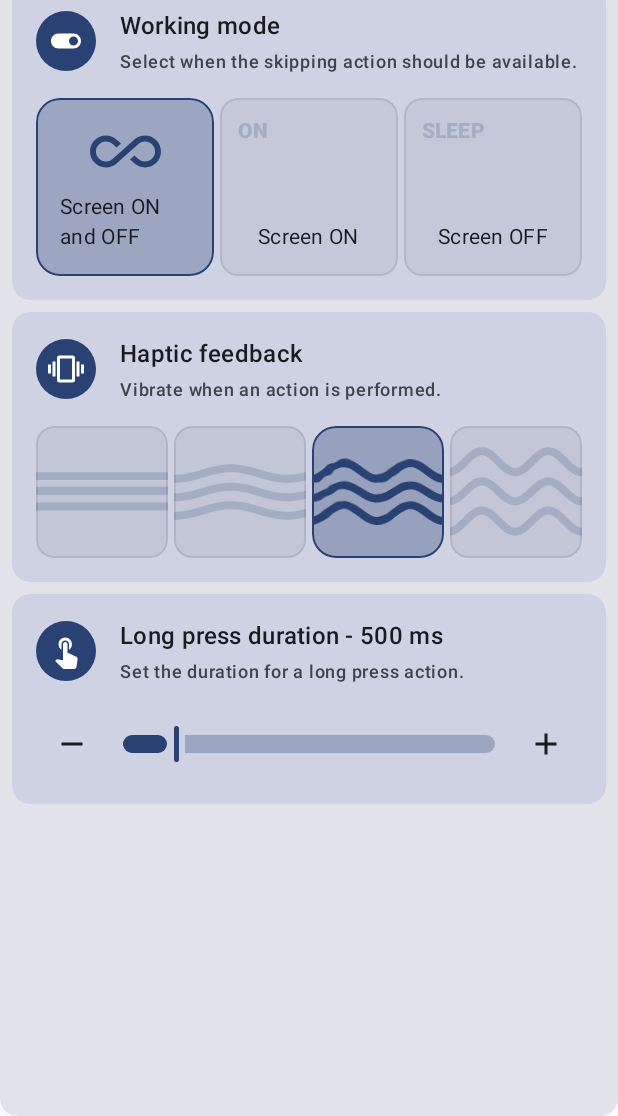
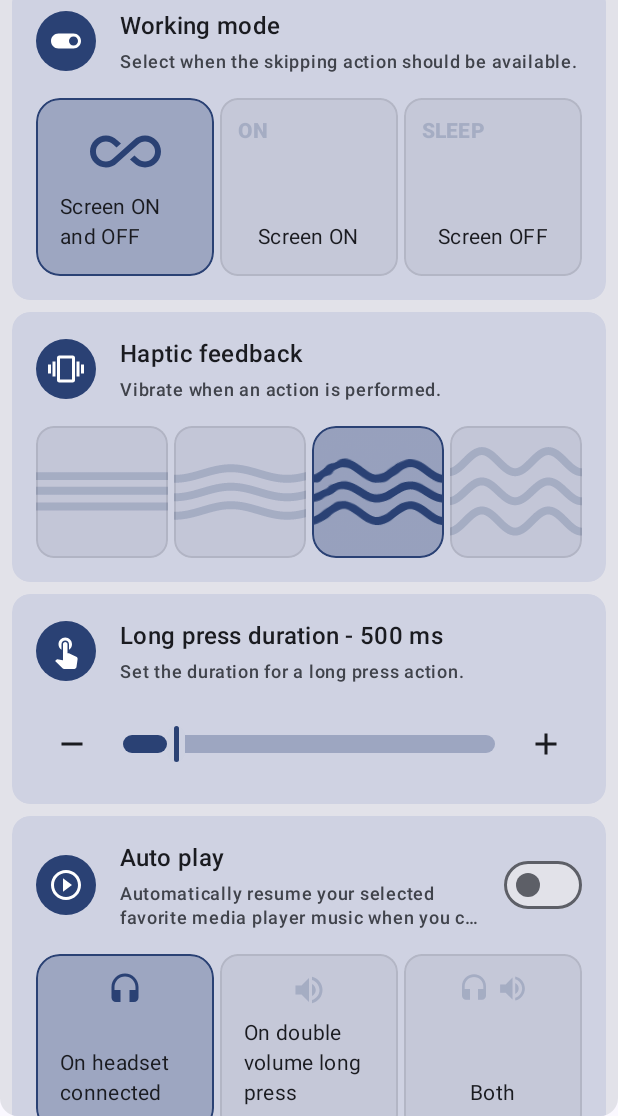
Before and after one commit to Angel-Studio/SoundTap, an Android app built with Jetpack Compose: the CustomizationScreen screen opened through its navigation route, on a phone screen of 412 x 824 dp, the part 120-1236 px from its top. Run offline under Robolectric (Android 15) with nearby library versions, the phone set to English and light mode, and no system bars; our stand-ins replace Dagger/Hilt's generated code; 12 statements that could not run were skipped.

Commit message:
Updated on 20/05/2024
Took 1 hour 39 minutes

```diff
--- a/app/build.gradle.kts
+++ b/app/build.gradle.kts
@@ -18,8 +18,8 @@ android {
 		applicationId = "fr.angel.soundtap"
 		minSdk = 30
 		targetSdk = 34
-		versionCode = 13
-		versionName = "1.0.3"
+		versionCode = 15
+		versionName = "1.0.4"
 
 		testInstrumentationRunner = "androidx.test.runner.AndroidJUnitRunner"
 		vectorDrawables {
--- a/app/src/main/AndroidManifest.xml
+++ b/app/src/main/AndroidManifest.xml
@@ -13,7 +13,7 @@
     <uses-permission android:name="android.permission.WAKE_LOCK" />
     <uses-permission android:name="android.permission.REQUEST_IGNORE_BATTERY_OPTIMIZATIONS" />
     <uses-permission android:name="com.google.android.gms.permission.AD_ID" />
-    <uses-permission android:name="android.permission.BLUETOOTH" />
+
     <uses-permission android:name="android.permission.BLUETOOTH_CONNECT" />
 
     <application
--- a/app/src/main/java/fr/angel/soundtap/GlobalHelper.kt
+++ b/app/src/main/java/fr/angel/soundtap/GlobalHelper.kt
@@ -6,6 +6,9 @@ import android.net.Uri
 import android.provider.Settings
 import android.view.KeyEvent
 
+val supportedStartMediaPlayerPackages = listOf(
+	"com.spotify.music"
+)
 
 object GlobalHelper {
 
--- a/app/src/main/java/fr/angel/soundtap/MainViewModel.kt
+++ b/app/src/main/java/fr/angel/soundtap/MainViewModel.kt
@@ -6,6 +6,7 @@ import android.os.PowerManager
 import androidx.lifecycle.ViewModel
 import dagger.hilt.android.lifecycle.HiltViewModel
 import fr.angel.soundtap.data.DataStore
+import fr.angel.soundtap.data.enums.AutoPlayMode
 import fr.angel.soundtap.data.enums.HapticFeedback
 import fr.angel.soundtap.data.enums.WorkingMode
 import fr.angel.soundtap.data.models.Song
@@ -36,6 +37,8 @@ data class MainUiState(
 	val totalSongsPlayed: Int = 0,
 	val totalSongsSkipped: Int = 0,
 	val preferredMediaPlayer: String = "",
+	val autoPlay: Boolean = false,
+	val autoPlayMode: AutoPlayMode = AutoPlayMode.ON_HEADSET_CONNECTED,
 ) {
 	val defaultScreen: Screens
 		get() = if (onboardingPageCompleted) Screens.App else Screens.Onboarding
@@ -97,11 +100,25 @@ class MainViewModel @Inject constructor(
 		}
 		scope.launch {
 			dataStore.preferredMediaPlayer.collect { state ->
-				if (state.isNullOrBlank()) {
-					setPreferredMediaPlayer(_uiState.value.playersPackages.first().activityInfo.packageName)
+				if (state.isNullOrBlank() || state !in supportedStartMediaPlayerPackages) {
+					setPreferredMediaPlayer(
+						_uiState.value.playersPackages
+							.firstOrNull { supportedStartMediaPlayerPackages.contains(it.activityInfo.packageName) }
+							?.activityInfo?.packageName
+					)
 					return@collect
 				}
 				_uiState.value = _uiState.value.copy(preferredMediaPlayer = state)
+			}
+		}
+		scope.launch {
+			dataStore.autoPlayEnabled.collect { state ->
+				_uiState.value = _uiState.value.copy(autoPlay = state)
+			}
+		}
+		scope.launch {
+			dataStore.autoPlayMode.collect { state ->
+				_uiState.value = _uiState.value.copy(autoPlayMode = state)
 			}
 		}
 
@@ -154,9 +171,21 @@ class MainViewModel @Inject constructor(
 		}
 	}
 
-	fun setPreferredMediaPlayer(packageName: String) {
+	fun setPreferredMediaPlayer(packageName: String?) {
 		scope.launch {
 			dataStore.setPreferredMediaPlayer(packageName)
 		}
 	}
+
+	fun setAutoPlay(autoPlay: Boolean) {
+		scope.launch {
+			dataStore.setAutoPlayEnabled(autoPlay)
+		}
+	}
+
+	fun setAutoPlayMode(autoPlayMode: AutoPlayMode) {
+		scope.launch {
+			dataStore.setAutoPlayMode(autoPlayMode)
+		}
+	}
 }
--- a/app/src/main/java/fr/angel/soundtap/data/DataStore.kt
+++ b/app/src/main/java/fr/angel/soundtap/data/DataStore.kt
@@ -9,6 +9,7 @@ import androidx.datastore.preferences.core.longPreferencesKey
 import androidx.datastore.preferences.core.stringPreferencesKey
 import androidx.datastore.preferences.core.stringSetPreferencesKey
 import androidx.datastore.preferences.preferencesDataStore
+import fr.angel.soundtap.data.enums.AutoPlayMode
 import fr.angel.soundtap.data.enums.HapticFeedback
 import fr.angel.soundtap.data.enums.WorkingMode
 import fr.angel.soundtap.data.models.Song
@@ -35,6 +36,8 @@ class DataStore @Inject constructor(
 		val WORKING_MODE = intPreferencesKey("working_mode")
 		val LONG_PRESS_DURATION = longPreferencesKey("long_press_duration")
 		val DOUBLE_PRESS_DURATION = longPreferencesKey("double_press_duration")
+		val AUTO_PLAY_ENABLED = booleanPreferencesKey("auto_play_enabled")
+		val AUTO_PLAY_MODE = intPreferencesKey("auto_play_mode")
 
 		/* SETTINGS */
 		val REMOVED_SUPPORTED_MEDIA_PLAYERS = stringSetPreferencesKey("supported_media_players")
@@ -169,4 +172,25 @@ class DataStore @Inject constructor(
 	val preferredMediaPlayer: Flow<String?> = application.dataStore.data.map { preferences ->
 		preferences[PREFERRED_MEDIA_PLAYER]
 	}
+
+	suspend fun setAutoPlayEnabled(value: Boolean) {
+		application.dataStore.edit { preferences ->
+			preferences[AUTO_PLAY_ENABLED] = value
+		}
+	}
+
+	val autoPlayEnabled: Flow<Boolean> = application.dataStore.data.map { preferences ->
+		preferences[AUTO_PLAY_ENABLED] ?: false
+	}
+
+	suspend fun setAutoPlayMode(mode: AutoPlayMode) {
+		application.dataStore.edit { preferences ->
+			preferences[AUTO_PLAY_MODE] = mode.ordinal
+		}
+	}
+
+	val autoPlayMode: Flow<AutoPlayMode> = application.dataStore.data.map { preferences ->
+		AutoPlayMode.entries[preferences[AUTO_PLAY_MODE]
+			?: AutoPlayMode.ON_HEADSET_CONNECTED.ordinal]
+	}
 }
--- /dev/null
+++ b/app/src/main/java/fr/angel/soundtap/data/enums/AutoPlayMode.kt
@@ -0,0 +1,105 @@
+package fr.angel.soundtap.data.enums
+
+import androidx.compose.animation.core.animateFloatAsState
+import androidx.compose.foundation.layout.BoxScope
+import androidx.compose.foundation.layout.Row
+import androidx.compose.foundation.layout.aspectRatio
+import androidx.compose.foundation.layout.fillMaxWidth
+import androidx.compose.foundation.layout.padding
+import androidx.compose.material.icons.Icons
+import androidx.compose.material.icons.automirrored.filled.VolumeUp
+import androidx.compose.material.icons.filled.Headset
+import androidx.compose.material3.Icon
+import androidx.compose.material3.MaterialTheme
+import androidx.compose.runtime.Composable
+import androidx.compose.runtime.getValue
+import androidx.compose.ui.Alignment
+import androidx.compose.ui.Modifier
+import androidx.compose.ui.draw.alpha
+import androidx.compose.ui.unit.dp
+
+enum class AutoPlayMode(
+	val title: String,
+	val selectedComposable: @Composable BoxScope.(selected: Boolean) -> Unit,
+) {
+	ON_HEADSET_CONNECTED(
+		title = "On headset connected",
+		selectedComposable = { selected ->
+			val alpha by animateFloatAsState(
+				if (selected) 1f else 0.2f,
+				label = "alpha"
+			)
+
+			Icon(
+				modifier = Modifier
+					.padding(4.dp)
+					.fillMaxWidth(0.25f)
+					.aspectRatio(1f)
+					.align(Alignment.TopCenter)
+					.alpha(alpha),
+				imageVector = Icons.Default.Headset,
+				contentDescription = null,
+				tint = MaterialTheme.colorScheme.primary
+			)
+		}
+	),
+	ON_DOUBLE_VOLUME_LONG_PRESS(
+		title = "On double volume long press",
+		selectedComposable = { selected ->
+			val alpha by animateFloatAsState(
+				if (selected) 1f else 0.2f,
+				label = "alpha"
+			)
+
+			Icon(
+				modifier = Modifier
+					.padding(4.dp)
+					.fillMaxWidth(0.25f)
+					.aspectRatio(1f)
+					.align(Alignment.TopCenter)
+					.alpha(alpha),
+				imageVector = Icons.AutoMirrored.Filled.VolumeUp,
+				contentDescription = null,
+				tint = MaterialTheme.colorScheme.primary
+			)
+		}
+	),
+	BOTH(
+		title = "Both",
+		selectedComposable = { selected ->
+			val alpha by animateFloatAsState(
+				if (selected) 1f else 0.2f,
+				label = "alpha"
+			)
+
+			Row(
+				modifier = Modifier
+					.padding(4.dp)
+					.fillMaxWidth(0.5f)
+					.align(Alignment.TopCenter)
+					.alpha(alpha),
+				verticalAlignment = Alignment.CenterVertically,
+				horizontalArrangement = androidx.compose.foundation.layout.Arrangement.spacedBy(4.dp)
+			) {
+				Icon(
+					modifier = Modifier.weight(1f),
+					imageVector = Icons.Default.Headset,
+					contentDescription = null,
+					tint = MaterialTheme.colorScheme.primary
+				)
+				Icon(
+					modifier = Modifier.weight(1f),
+					imageVector = Icons.AutoMirrored.Filled.VolumeUp,
+					contentDescription = null,
+					tint = MaterialTheme.colorScheme.primary
+				)
+			}
+		}
+	)
+}
+
+val AutoPlayMode.isOnHeadsetConnectedActive: Boolean
+	get() = this == AutoPlayMode.ON_HEADSET_CONNECTED || this == AutoPlayMode.BOTH
+
+val AutoPlayMode.isOnDoubleVolumeLongPressActive: Boolean
+	get() = this == AutoPlayMode.ON_DOUBLE_VOLUME_LONG_PRESS || this == AutoPlayMode.BOTH
--- a/app/src/main/java/fr/angel/soundtap/data/models/Song.kt
+++ b/app/src/main/java/fr/angel/soundtap/data/models/Song.kt
@@ -15,7 +15,7 @@ data class Song(
 	val artist: String,
 	val album: String,
 	val duration: Long,
-	val cover: String,
+	val cover: String?,
 	val addedTime: Long = System.currentTimeMillis(),
 ) {
 	companion object {
@@ -27,7 +27,7 @@ data class Song(
 		}
 
 		// Convert the base64 string back to a bitmap
-		fun base64ToBitmap(base64: String): Bitmap {
+		fun base64ToBitmap(base64: String?): Bitmap {
 			val decodedBytes = Base64.decode(base64, 0)
 			return BitmapFactory.decodeByteArray(decodedBytes, 0, decodedBytes.size)
 		}
@@ -59,6 +59,6 @@ data class Song(
 	}
 
 	fun isPartial(): Boolean {
-		return title.isEmpty() || artist.isEmpty() || album.isEmpty() || duration == 0L || cover.isEmpty()
+		return title.isBlank() || artist.isBlank() || album.isBlank() || duration == 0L || cover.isNullOrBlank()
 	}
 }
--- a/app/src/main/java/fr/angel/soundtap/navigation/NavGraph.kt
+++ b/app/src/main/java/fr/angel/soundtap/navigation/NavGraph.kt
@@ -58,6 +58,7 @@ fun SoundTapNavGraph(
 						modifier = modifier,
 						mainViewModel = mainViewModel,
 						animatedVisibilityScope = this,
+						navigateToSettings = { navController.navigate(Screens.App.Settings.route) },
 					)
 				}
 				composable(Screens.App.History.route) {
--- a/app/src/main/java/fr/angel/soundtap/ui/app/CustomizationScreen.kt
+++ b/app/src/main/java/fr/angel/soundtap/ui/app/CustomizationScreen.kt
@@ -16,6 +16,7 @@ import androidx.compose.foundation.interaction.collectIsDraggedAsState
 import androidx.compose.foundation.layout.Arrangement
 import androidx.compose.foundation.layout.Box
 import androidx.compose.foundation.layout.Column
+import androidx.compose.foundation.layout.PaddingValues
 import androidx.compose.foundation.layout.Row
 import androidx.compose.foundation.layout.aspectRatio
 import androidx.compose.foundation.layout.fillMaxHeight
@@ -26,15 +27,18 @@ import androidx.compose.foundation.layout.offset
 import androidx.compose.foundation.layout.padding
 import androidx.compose.foundation.layout.size
 import androidx.compose.foundation.layout.width
+import androidx.compose.foundation.lazy.LazyColumn
 import androidx.compose.foundation.shape.CircleShape
 import androidx.compose.foundation.shape.RoundedCornerShape
 import androidx.compose.material.icons.Icons
 import androidx.compose.material.icons.filled.Add
+import androidx.compose.material.icons.filled.PlayCircleOutline
 import androidx.compose.material.icons.filled.Remove
 import androidx.compose.material.icons.filled.ToggleOn
 import androidx.compose.material.icons.filled.TouchApp
 import androidx.compose.material.icons.filled.Tune
 import androidx.compose.material.icons.filled.Vibration
+import androidx.compose.material3.Button
 import androidx.compose.material3.Card
 import androidx.compose.material3.ExperimentalMaterial3Api
 import androidx.compose.material3.HorizontalDivider
@@ -43,6 +47,7 @@ import androidx.compose.material3.IconButton
 import androidx.compose.material3.MaterialTheme
 import androidx.compose.material3.Slider
 import androidx.compose.material3.Surface
+import androidx.compose.material3.Switch
 import androidx.compose.material3.Text
 import androidx.compose.runtime.Composable
 import androidx.compose.runtime.LaunchedEffect
@@ -68,9 +73,10 @@ import androidx.lifecycle.compose.collectAsStateWithLifecycle
 import fr.angel.soundtap.MainViewModel
 import fr.angel.soundtap.VibratorHelper
 import fr.angel.soundtap.animations.PERLIN_NOISE
+import fr.angel.soundtap.data.enums.AutoPlayMode
 import fr.angel.soundtap.data.enums.HapticFeedback
 import fr.angel.soundtap.data.enums.WorkingMode
-import fr.angel.soundtap.ui.components.SettingsItemCustomBottom
+import fr.angel.soundtap.ui.components.settings.SettingsItemCustomBottom
 import kotlinx.coroutines.launch
 import kotlin.math.roundToInt
 
@@ -80,6 +86,7 @@ fun SharedTransitionScope.CustomizationScreen(
 	modifier: Modifier = Modifier,
 	mainViewModel: MainViewModel,
 	animatedVisibilityScope: AnimatedVisibilityScope,
+	navigateToSettings: () -> Unit,
 ) {
 	val context = LocalContext.current
 	val scope = rememberCoroutineScope()
@@ -140,10 +147,11 @@ fun SharedTransitionScope.CustomizationScreen(
 				)
 			}
 			HorizontalDivider()
-			Column(
-				modifier = Modifier.padding(8.dp),
-				verticalArrangement = Arrangement.spacedBy(8.dp)
+			LazyColumn(
+				verticalArrangement = Arrangement.spacedBy(8.dp),
+				contentPadding = PaddingValues(8.dp)
 			) {
+				item {
 					SettingsItemCustomBottom(
 						title = "Working mode",
 						subtitle = "Select when the skipping action should be available.",
@@ -194,6 +202,7 @@ fun SharedTransitionScope.CustomizationScreen(
 												shape = RoundedCornerShape(cornerShape.dp)
 											)
 											.clickable {
+												VibratorHelper(context = context).click()
 												scope.launch {
 													mainViewModel.setWorkingMode(item)
 												}
@@ -213,6 +222,8 @@ fun SharedTransitionScope.CustomizationScreen(
 							}
 						}
 					)
+				}
+				item {
 					SettingsItemCustomBottom(
 						title = "Haptic feedback",
 						subtitle = "Vibrate when an action is performed.",
@@ -324,6 +335,8 @@ fun SharedTransitionScope.CustomizationScreen(
 							}
 						}
 					)
+				}
+				item {
 					SettingsItemCustomBottom(
 						title = "Long press duration - ${longPressDurationTempValue.roundToInt()} ms",
 						subtitle = "Set the duration for a long press action.",
@@ -455,6 +468,120 @@ fun SharedTransitionScope.CustomizationScreen(
 						}
 					)
 				}
+				item {
+					SettingsItemCustomBottom(
+						title = "Auto play",
+						subtitle = "Automatically resume your selected favorite media player music when you connect your headphones.",
+						icon = Icons.Default.PlayCircleOutline,
+						trailing = {
+							Switch(
+								checked = uiState.autoPlay,
+								onCheckedChange = {
+									scope.launch {
+										mainViewModel.setAutoPlay(it)
+									}
+								}
+							)
+						},
+						onClick = {
+							scope.launch {
+								mainViewModel.setAutoPlay(!uiState.autoPlay)
+							}
+						},
+						content = {
+							Column(
+								modifier = Modifier.fillMaxWidth(),
+								verticalArrangement = Arrangement.spacedBy(8.dp)
+							) {
+								Row(
+									modifier = Modifier.fillMaxWidth(),
+									verticalAlignment = Alignment.CenterVertically,
+									horizontalArrangement = Arrangement.spacedBy(4.dp)
+								) {
+									val settingsList = AutoPlayMode.entries
+
+									settingsList.forEachIndexed { index, item ->
+
+										val backgroundColor by animateColorAsState(
+											targetValue = if (uiState.autoPlayMode.ordinal == index) {
+												MaterialTheme.colorScheme.primary.copy(0.3f)
+											} else {
+												MaterialTheme.colorScheme.onSurface.copy(0.05f)
+											}, label = "backgroundColor"
+										)
+
+										val borderColor by animateColorAsState(
+											targetValue = if (uiState.autoPlayMode.ordinal == index) {
+												MaterialTheme.colorScheme.primary
+											} else {
+												MaterialTheme.colorScheme.onSurface.copy(0.1f)
+											}, label = "borderColor"
+										)
+
+										val cornerShape by animateFloatAsState(
+											targetValue = if (uiState.autoPlayMode.ordinal == index) {
+												16f
+											} else {
+												12f
+											}, label = "cornerShape"
+										)
+
+										Box(
+											modifier = Modifier
+												.weight(1f)
+												.clip(RoundedCornerShape(cornerShape.dp))
+												.aspectRatio(1f)
+												.background(backgroundColor)
+												.border(
+													width = 1.dp,
+													color = borderColor,
+													shape = RoundedCornerShape(cornerShape.dp)
+												)
+												.clickable {
+													VibratorHelper(context = context).click()
+													scope.launch {
+														mainViewModel.setAutoPlayMode(item)
+													}
+												}
+												.padding(8.dp)
+										) {
+											item.selectedComposable(
+												this,
+												uiState.autoPlayMode == item
+											)
+											Text(
+												text = item.title,
+												style = MaterialTheme.typography.bodyMedium,
+												modifier = Modifier
+													.padding(8.dp)
+													.align(Alignment.BottomCenter)
+											)
 										}
 									}
 								}
+								Button(
+									modifier = Modifier.fillMaxWidth(),
+									onClick = navigateToSettings
+								) {
+									Row(
+										verticalAlignment = Alignment.CenterVertically,
+										horizontalArrangement = Arrangement.spacedBy(8.dp)
+									) {
+										Icon(
+											imageVector = Icons.Default.Tune,
+											contentDescription = null,
+										)
+										Text(
+											text = "Set preferred media player",
+											style = MaterialTheme.typography.bodyMedium,
+										)
+									}
+								}
+							}
+						}
+					)
+				}
+			}
+		}
+	}
+}
--- a/app/src/main/java/fr/angel/soundtap/ui/app/SettingsScreen.kt
+++ b/app/src/main/java/fr/angel/soundtap/ui/app/SettingsScreen.kt
@@ -63,9 +63,10 @@ import androidx.lifecycle.compose.collectAsStateWithLifecycle
 import coil.compose.AsyncImage
 import fr.angel.soundtap.MainViewModel
 import fr.angel.soundtap.R
+import fr.angel.soundtap.supportedStartMediaPlayerPackages
 import fr.angel.soundtap.tiles.ServiceTile
-import fr.angel.soundtap.ui.components.SettingsItem
-import fr.angel.soundtap.ui.components.SettingsItemCustomBottom
+import fr.angel.soundtap.ui.components.settings.SettingsItem
+import fr.angel.soundtap.ui.components.settings.SettingsItemCustomBottom
 import kotlinx.coroutines.launch
 
 @OptIn(ExperimentalSharedTransitionApi::class)
@@ -260,6 +261,7 @@ fun SharedTransitionScope.SettingsScreen(
 								verticalArrangement = Arrangement.spacedBy(8.dp)
 							) {
 								uiState.playersPackages.forEach { mediaPackage ->
+									if (mediaPackage.activityInfo.packageName in supportedStartMediaPlayerPackages)
 									MediaPlayerSwitchRow(
 										modifier = Modifier.fillMaxWidth(),
 										resolveInfo = mediaPackage,
--- a/app/src/main/java/fr/angel/soundtap/ui/app/SupportScreen.kt
+++ b/app/src/main/java/fr/angel/soundtap/ui/app/SupportScreen.kt
@@ -34,7 +34,7 @@ import androidx.compose.ui.platform.LocalUriHandler
 import androidx.compose.ui.text.font.FontWeight
 import androidx.compose.ui.unit.dp
 import fr.angel.soundtap.GlobalHelper
-import fr.angel.soundtap.ui.components.SettingsItem
+import fr.angel.soundtap.ui.components.settings.SettingsItem
 
 @OptIn(ExperimentalSharedTransitionApi::class)
 @Composable
--- a/app/src/main/java/fr/angel/soundtap/ui/components/MediaCard.kt
+++ b/app/src/main/java/fr/angel/soundtap/ui/components/MediaCard.kt
@@ -69,6 +69,7 @@ import fr.angel.soundtap.MainViewModel
 import fr.angel.soundtap.data.models.Song
 import fr.angel.soundtap.service.media.MediaCallback
 import fr.angel.soundtap.service.media.MediaReceiver
+import fr.angel.soundtap.supportedStartMediaPlayerPackages
 
 @Composable
 fun MediaCard(
@@ -80,7 +81,7 @@ fun MediaCard(
 	val initialPage = remember {
 		uiState.playersPackages.indexOfFirst {
 			MediaReceiver.callbackMap[it.activityInfo.packageName] != null
-		}
+		}.coerceAtLeast(0)
 	}
 
 	val pagerState = rememberPagerState(
@@ -168,6 +169,7 @@ fun EmptyPlayerCard(
 					style = MaterialTheme.typography.labelSmall,
 					color = Color.Black,
 				)
+				if (packageInfo.activityInfo.packageName in supportedStartMediaPlayerPackages) {
 					Spacer(modifier = Modifier.weight(0.5f))
 					Button(
 						onClick = {
@@ -178,6 +180,7 @@ fun EmptyPlayerCard(
 						},
 					) {
 						Text(text = "Start media player")
+					}
 				}
 				Spacer(modifier = Modifier.weight(1f))
 			}
--- a/app/src/main/java/fr/angel/soundtap/ui/components/SettingsSwitch.kt
+++ b/app/src/main/java/fr/angel/soundtap/ui/components/settings/SettingsItemCustomBottom.kt
@@ -1,10 +1,14 @@
-package fr.angel.soundtap.ui.components
+package fr.angel.soundtap.ui.components.settings
 
+import androidx.compose.animation.AnimatedVisibility
 import androidx.compose.animation.animateColorAsState
+import androidx.compose.animation.expandVertically
+import androidx.compose.animation.fadeIn
+import androidx.compose.animation.fadeOut
+import androidx.compose.animation.shrinkVertically
 import androidx.compose.foundation.ExperimentalFoundationApi
 import androidx.compose.foundation.background
 import androidx.compose.foundation.combinedClickable
-import androidx.compose.foundation.layout.Arrangement
 import androidx.compose.foundation.layout.Box
 import androidx.compose.foundation.layout.Column
 import androidx.compose.foundation.layout.Row
@@ -24,35 +28,24 @@ import androidx.compose.ui.Alignment
 import androidx.compose.ui.Modifier
 import androidx.compose.ui.draw.alpha
 import androidx.compose.ui.draw.clip
-import androidx.compose.ui.graphics.Color
 import androidx.compose.ui.graphics.vector.ImageVector
 import androidx.compose.ui.text.style.TextOverflow
 import androidx.compose.ui.unit.dp
 
 @OptIn(ExperimentalFoundationApi::class)
 @Composable
-fun SettingsItem(
+fun SettingsItemCustomBottom(
 	modifier: Modifier = Modifier,
 	title: String,
 	subtitle: String? = null,
 	icon: ImageVector? = null,
 	enabled: Boolean = true,
-	backgroundColor: Color = MaterialTheme.colorScheme.surface,
+	expanded: Boolean = true,
+	content: @Composable (() -> Unit)? = null,
 	trailing: @Composable (() -> Unit)? = null,
 	onClick: () -> Unit = {},
 	onLongClick: () -> Unit = {},
 ) {
-	val background by animateColorAsState(
-		label = "color",
-		targetValue = if (!enabled) {
-			MaterialTheme.colorScheme.onSurface.copy(0.1f)
-		} else if (trailing != null) {
-			MaterialTheme.colorScheme.onSurface.copy(0.05f)
-		} else {
-			backgroundColor
-		}
-	)
-
 	val iconBackgroundColor by animateColorAsState(
 		label = "iconBackgroundColor",
 		targetValue = if (enabled) {
@@ -79,13 +72,18 @@ fun SettingsItem(
 				onLongClick = { if (enabled) onLongClick() }
 			),
 		shape = MaterialTheme.shapes.medium,
-		color = background
+		tonalElevation = if (!enabled) {
+			4.dp
+		} else if (content != null) {
+			64.dp
+		} else {
+			4.dp
+		}
 	) {
 		Column(
 			modifier = Modifier
 				.fillMaxWidth()
 				.padding(16.dp),
-			verticalArrangement = Arrangement.spacedBy(16.dp)
 		) {
 			Row(
 				modifier = Modifier
@@ -113,6 +111,7 @@ fun SettingsItem(
 						.alpha(if (enabled) 1f else 0.6f)
 				) {
 					Text(
+
 						text = title,
 						style = MaterialTheme.typography.titleMedium,
 						maxLines = 1,
@@ -134,6 +133,18 @@ fun SettingsItem(
 					trailing()
 				}
 			}
+			if (content != null) {
+				AnimatedVisibility(
+					visible = expanded,
+					enter = fadeIn() + expandVertically(),
+					exit = fadeOut() + shrinkVertically()
+				) {
+					Column {
+						Spacer(modifier = Modifier.height(16.dp))
+						content()
+					}
+				}
+			}
 		}
 	}
 }
--- a/app/src/main/java/fr/angel/soundtap/ui/components/SettingsItemCustomBottom.kt
+++ b/app/src/main/java/fr/angel/soundtap/ui/components/settings/SettingsSwitch.kt
@@ -1,14 +1,10 @@
-package fr.angel.soundtap.ui.components
+package fr.angel.soundtap.ui.components.settings
 
-import androidx.compose.animation.AnimatedVisibility
 import androidx.compose.animation.animateColorAsState
-import androidx.compose.animation.expandVertically
-import androidx.compose.animation.fadeIn
-import androidx.compose.animation.fadeOut
-import androidx.compose.animation.shrinkVertically
 import androidx.compose.foundation.ExperimentalFoundationApi
 import androidx.compose.foundation.background
 import androidx.compose.foundation.combinedClickable
+import androidx.compose.foundation.layout.Arrangement
 import androidx.compose.foundation.layout.Box
 import androidx.compose.foundation.layout.Column
 import androidx.compose.foundation.layout.Row
@@ -28,24 +24,35 @@ import androidx.compose.ui.Alignment
 import androidx.compose.ui.Modifier
 import androidx.compose.ui.draw.alpha
 import androidx.compose.ui.draw.clip
+import androidx.compose.ui.graphics.Color
 import androidx.compose.ui.graphics.vector.ImageVector
 import androidx.compose.ui.text.style.TextOverflow
 import androidx.compose.ui.unit.dp
 
 @OptIn(ExperimentalFoundationApi::class)
 @Composable
-fun SettingsItemCustomBottom(
+fun SettingsItem(
 	modifier: Modifier = Modifier,
 	title: String,
 	subtitle: String? = null,
 	icon: ImageVector? = null,
 	enabled: Boolean = true,
-	expanded: Boolean = true,
-	content: @Composable (() -> Unit)? = null,
+	backgroundColor: Color = MaterialTheme.colorScheme.surface,
 	trailing: @Composable (() -> Unit)? = null,
 	onClick: () -> Unit = {},
 	onLongClick: () -> Unit = {},
 ) {
+	val background by animateColorAsState(
+		label = "color",
+		targetValue = if (!enabled) {
+			MaterialTheme.colorScheme.onSurface.copy(0.1f)
+		} else if (trailing != null) {
+			MaterialTheme.colorScheme.onSurface.copy(0.05f)
+		} else {
+			backgroundColor
+		}
+	)
+
 	val iconBackgroundColor by animateColorAsState(
 		label = "iconBackgroundColor",
 		targetValue = if (enabled) {
@@ -72,18 +79,13 @@ fun SettingsItemCustomBottom(
 				onLongClick = { if (enabled) onLongClick() }
 			),
 		shape = MaterialTheme.shapes.medium,
-		tonalElevation = if (!enabled) {
-			4.dp
-		} else if (content != null) {
-			64.dp
-		} else {
-			4.dp
-		}
+		color = background
 	) {
 		Column(
 			modifier = Modifier
 				.fillMaxWidth()
 				.padding(16.dp),
+			verticalArrangement = Arrangement.spacedBy(16.dp)
 		) {
 			Row(
 				modifier = Modifier
@@ -111,7 +113,6 @@ fun SettingsItemCustomBottom(
 						.alpha(if (enabled) 1f else 0.6f)
 				) {
 					Text(
-
 						text = title,
 						style = MaterialTheme.typography.titleMedium,
 						maxLines = 1,
@@ -133,18 +134,6 @@ fun SettingsItemCustomBottom(
 					trailing()
 				}
 			}
-			if (content != null) {
-				AnimatedVisibility(
-					visible = expanded,
-					enter = fadeIn() + expandVertically(),
-					exit = fadeOut() + shrinkVertically()
-				) {
-					Column {
-						Spacer(modifier = Modifier.height(16.dp))
-						content()
-					}
-				}
-			}
 		}
 	}
 }
--- a/gradle/libs.versions.toml
+++ b/gradle/libs.versions.toml
@@ -1,13 +1,13 @@
 [versions]
 accompanistDrawablepainter = "0.34.0"
 accompanistPermissions = "0.34.0"
-agp = "8.4.0"
+agp = "8.4.1"
 coilCompose = "2.6.0"
 constraintlayoutCompose = "1.0.1"
 datastorePreferences = "1.1.1"
 firebaseBom = "33.0.0"
-gradle = "4.1.3"
-gson = "2.10.1"
+gradle = "8.4.1"
+gson = "2.11.0"
 hiltAndroid = "2.51.1"
 hiltNavigationFragment = "1.2.0"
 kotlin = "1.9.23"
```
Also changed, not shown: app/src/main/java/fr/angel/soundtap/service/HeadsetConnectionBroadcastReceiver.kt (+27 -6 lines), app/src/main/java/fr/angel/soundtap/service/SoundTapAccessibilityService.kt (+24 -13 lines), app/src/main/java/fr/angel/soundtap/service/media/MediaCallback.kt (+6 -12 lines), app/src/main/java/fr/angel/soundtap/ui/components/settings/SettingsReferenceButton.kt (added, +11 -0 lines), 1 other file. Lines whose indentation alone changed are shown as unchanged.
